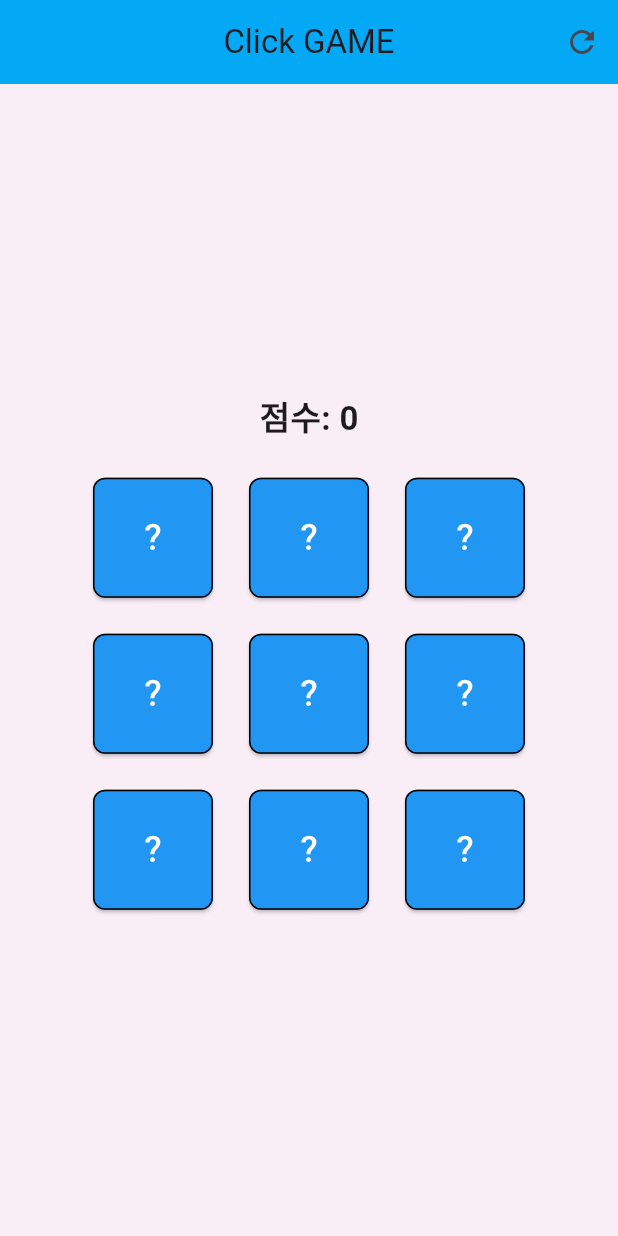
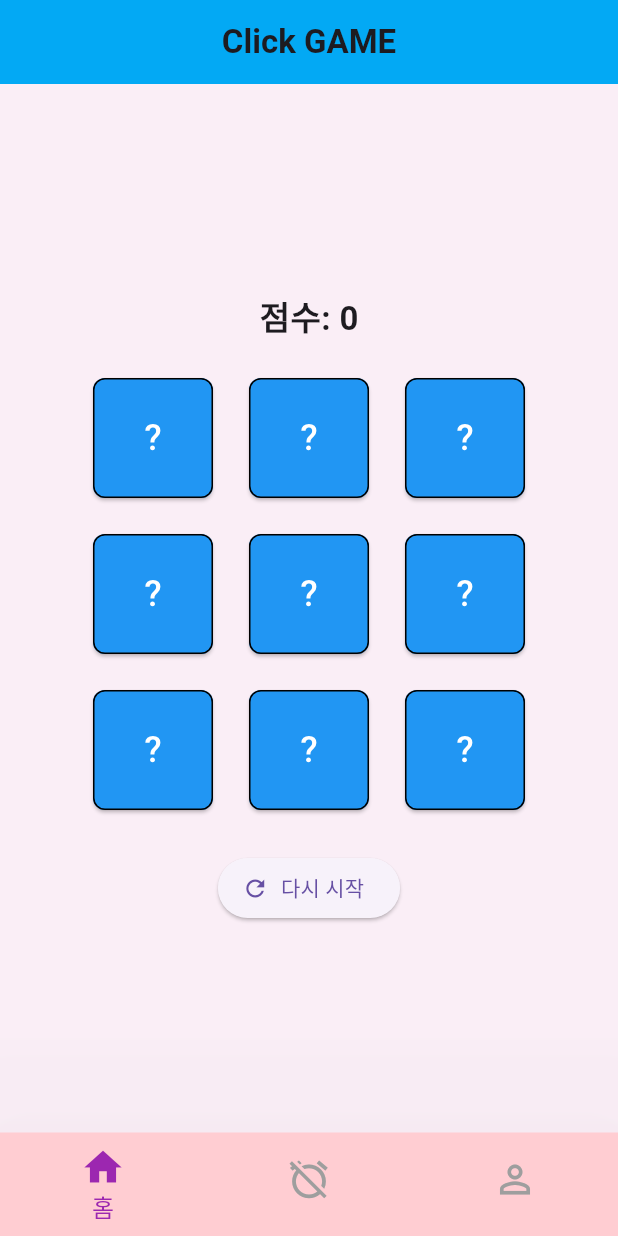
Before and after one commit to GangOn0215/study, a Flutter app: the screen it shows after launch, on a phone screen of 412 x 824 dp. Run offline on Flutter 3.47's test engine with Material 3 defaults, Android fonts, the phone set to English and light mode, and no system bars.

Commit message:
Implements bottom navigation for main app
Adds a bottom navigation bar to the main application screen.

This change introduces a `BottomNavigationBarScreen` widget for tab-based navigation between the home (game), alarm, and friends sections.

The main app's body is now an `IndexedStack` that displays the corresponding widget based on the selected tab index.

```diff
--- a/mobile/flutter/a01_click_game/lib/main.dart
+++ b/mobile/flutter/a01_click_game/lib/main.dart
@@ -1,5 +1,6 @@
 import 'dart:async';
 import 'dart:math';
+import 'package:a01_click_game/widget/bottom_navigation_bar_screen.dart';
 import 'package:a01_click_game/widget/number_button.dart';
 import 'package:flutter/material.dart';
 
@@ -12,6 +13,9 @@ class MainApp extends StatefulWidget {
 }
 
 class _MainAppState extends State<MainApp> {
+  // -- 탭 인덱스 ( 하단 바 & 본문 교체)
+  int _tabIndex = 0;
+
   // 1~9 섞어서 중복 없이 배치
   late final List<int> numbers = List.generate(9, (i) => i + 1)
     ..shuffle(Random());
@@ -41,35 +45,35 @@ class _MainAppState extends State<MainApp> {
     super.dispose();
   }
 
+  void _startTimer() {
+    setState(() {
+      _secsLeft = 5;
+      _tickTimer?.cancel();
+    });
+
+    // 새로운 타이머 시작
+    _tickTimer = Timer.periodic(const Duration(seconds: 1), (t) {
+      if (!mounted) return;
+      setState(() {
+        _secsLeft--;
+        if (_secsLeft <= 0) {
+          _secsLeft = 0;
+          t.cancel();
+        }
+      });
+    });
+  }
+
   // 클릭된 숫자들 (상단에 보여줄 용도)
   final List<int> clickedValues = [];
 
-  @override
-  Widget build(BuildContext context) {
-    return MaterialApp(
-      home: Scaffold(
-        backgroundColor: const Color(0xFFFAEEF6),
-        appBar: AppBar(
-          backgroundColor: Colors.lightBlue,
-          title: const Text('Click GAME'),
-          centerTitle: true,
-          actions: [
-            IconButton(
-              icon: const Icon(Icons.refresh),
-              onPressed: () {
-                setState(() {
-                  clickedValues.clear(); // 상단 표시 초기화
-                  numbers.shuffle(Random()); // 숫자 재배치(원하면 유지해도 됨)
-                });
-              },
-            ),
-          ],
-        ),
-        body: Center(
+  // ---- 탭별 화면들
+  Widget _buildHomeGame() {
+    return Center(
       child: Column(
         mainAxisAlignment: MainAxisAlignment.center,
         children: [
-              // 🔹 상단 한 줄에만 클릭한 숫자들을 표시
+          // 상단: 남은 시간 / 점수
           Padding(
             padding: const EdgeInsets.only(bottom: 12),
             child: Column(
@@ -89,32 +93,78 @@ class _MainAppState extends State<MainApp> {
               ],
             ),
           ),
-
-              // 🔹 3x3 버튼 그리드 (옆의 라벨 없이 버튼만)
+          // 3x3 버튼
           for (int i = 0; i < 3; i++)
             Row(
               mainAxisAlignment: MainAxisAlignment.center,
               children: List.generate(3, (j) {
-                    final slot = (i * 3) + j + 1; // 위치 번호(필요하면 사용)
-                    final value = numbers[slot - 1]; // 섞인 값
-
+                final slot = (i * 3) + j + 1;
+                final value = numbers[slot - 1];
                 return Padding(
                   padding: const EdgeInsets.all(6),
                   child: NumberButton(
                     number: value,
                     slot: slot,
-                        secsLeft: _secsLeft, // 🔹 남은 초 전달
+                    secsLeft: _secsLeft, // 타이머 상태 전달
                     onTap: (s, v) {
-                          // 자식이 알려준 클릭 숫자(v)를 상단 리스트에 추가
                       setState(() => clickedValues.add(v));
-                          // 필요하면 중복 클릭 막기/게임 로직 추가 가능
+                      // 예: 맞춘 점수 로직
+                      if (_secsLeft == 0) score++; // 샘플: 시간 끝난 뒤 뒤집으면 +1
                     },
                   ),
                 );
               }),
             ),
+          const SizedBox(height: 16),
+          ElevatedButton.icon(
+            onPressed: () {
+              setState(() {
+                clickedValues.clear();
+                numbers.shuffle(Random());
+                score = 0;
+                _startTimer(); // 라운드 리셋
+              });
+            },
+            icon: const Icon(Icons.refresh),
+            label: const Text('다시 시작'),
+          ),
         ],
       ),
+    );
+  }
+
+  Widget _buildAlarmPage() {
+    return const Center(child: Text('알림 탭 (예시 페이지)'));
+  }
+
+  Widget _buildFriendsPage() {
+    return const Center(child: Text('친구 탭 (예시 페이지)'));
+  }
+
+  @override
+  Widget build(BuildContext context) {
+    return MaterialApp(
+      home: Scaffold(
+        backgroundColor: const Color(0xFFFAEEF6),
+        appBar: AppBar(
+          backgroundColor: Colors.lightBlue,
+          title: const Text(
+            'Click GAME',
+            style: TextStyle(fontWeight: FontWeight.w600),
+          ),
+          centerTitle: true,
+        ),
+        body: IndexedStack(
+          index: _tabIndex,
+          children: [
+            _buildHomeGame(), // 탭 0: 게임
+            _buildAlarmPage(), // 탭 1: 알림
+            _buildFriendsPage(), // 탭 2: 친구
+          ],
+        ),
+        bottomNavigationBar: BottomNavigationBarScreen(
+          currentIndex: _tabIndex,
+          onTap: (i) => setState(() => _tabIndex = i),
         ),
       ),
     );
--- /dev/null
+++ b/mobile/flutter/a01_click_game/lib/widget/bottom_navigation_bar_screen.dart
@@ -0,0 +1,48 @@
+// bottom_navigation_bar_screen.dart
+import 'package:flutter/material.dart';
+
+class BottomNavigationBarScreen extends StatelessWidget {
+  final int currentIndex;
+  final ValueChanged<int> onTap;
+
+  const BottomNavigationBarScreen({
+    super.key,
+    required this.currentIndex,
+    required this.onTap,
+  });
+
+  @override
+  Widget build(BuildContext context) {
+    return BottomNavigationBar(
+      currentIndex: currentIndex,
+      onTap: onTap,
+      showSelectedLabels: true,
+      showUnselectedLabels: false,
+      elevation: 150,
+      iconSize: 30,
+      selectedLabelStyle: const TextStyle(color: Colors.black, fontSize: 16),
+      unselectedLabelStyle: const TextStyle(color: Colors.grey, fontSize: 16),
+      selectedItemColor: Colors.purple,
+      unselectedItemColor: Colors.grey,
+      type: BottomNavigationBarType.fixed,
+      backgroundColor: Colors.red.shade100,
+      items: const [
+        BottomNavigationBarItem(
+          icon: Icon(Icons.home_outlined),
+          activeIcon: Icon(Icons.home),
+          label: "홈",
+        ),
+        BottomNavigationBarItem(
+          icon: Icon(Icons.alarm_off),
+          activeIcon: Icon(Icons.access_alarm),
+          label: "알림",
+        ),
+        BottomNavigationBarItem(
+          icon: Icon(Icons.person_outline),
+          activeIcon: Icon(Icons.person),
+          label: "친구",
+        ),
+      ],
+    );
+  }
+}
```
Lines whose indentation alone changed are shown as unchanged.
